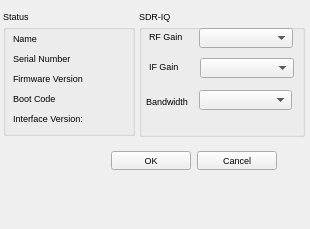
This is SDRIQOptions.ui in oldscienceguy/PebbleSDR as Qt 5 draws it before an edit. The edited form follows.
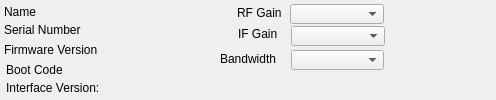
This is the edited form.

Commit message: Added SDR::connect that should be set by each device.  Used when options are being displayed and device is off.  Added UsesAudioInput() to SDR to let each device determine whether it needs the AudioInput box displayed in options.

```diff
--- a/SDRIQOptions.ui
+++ b/SDRIQOptions.ui
@@ -6,105 +6,18 @@
    <rect>
     <x>0</x>
     <y>0</y>
-    <width>310</width>
-    <height>229</height>
+    <width>496</width>
+    <height>100</height>
    </rect>
   </property>
   <property name="windowTitle">
    <string>Dialog</string>
   </property>
-  <widget class="QWidget" name="layoutWidget">
-   <property name="geometry">
-    <rect>
-     <x>22</x>
-     <y>147</y>
-     <width>255</width>
-     <height>27</height>
-    </rect>
-   </property>
-   <layout class="QHBoxLayout">
-    <property name="spacing">
-     <number>6</number>
-    </property>
-    <property name="margin">
-     <number>0</number>
-    </property>
-    <item>
-     <spacer>
-      <property name="orientation">
-       <enum>Qt::Horizontal</enum>
-      </property>
-      <property name="sizeHint" stdset="0">
-       <size>
-        <width>131</width>
-        <height>31</height>
-       </size>
-      </property>
-     </spacer>
-    </item>
-    <item>
-     <widget class="QPushButton" name="okButton">
-      <property name="font">
-       <font>
-        <pointsize>7</pointsize>
-       </font>
-      </property>
-      <property name="text">
-       <string>OK</string>
-      </property>
-     </widget>
-    </item>
-    <item>
-     <widget class="QPushButton" name="cancelButton">
-      <property name="font">
-       <font>
-        <pointsize>7</pointsize>
-       </font>
-      </property>
-      <property name="text">
-       <string>Cancel</string>
-      </property>
-     </widget>
-    </item>
-   </layout>
-  </widget>
-  <widget class="QGroupBox" name="groupBox">
-   <property name="geometry">
-    <rect>
-     <x>139</x>
-     <y>10</y>
-     <width>166</width>
-     <height>127</height>
-    </rect>
-   </property>
-   <property name="font">
-    <font>
-     <pointsize>7</pointsize>
-    </font>
-   </property>
-   <property name="title">
-    <string>SDR-IQ</string>
-   </property>
-   <widget class="QComboBox" name="rfGainBox">
-    <property name="geometry">
-     <rect>
-      <x>60</x>
-      <y>18</y>
-      <width>94</width>
-      <height>20</height>
-     </rect>
-    </property>
-    <property name="font">
-     <font>
-      <pointsize>7</pointsize>
-     </font>
-    </property>
-   </widget>
    <widget class="QLabel" name="label">
     <property name="geometry">
      <rect>
-      <x>10</x>
-      <y>20</y>
+     <x>237</x>
+     <y>6</y>
       <width>46</width>
       <height>13</height>
      </rect>
@@ -113,11 +26,26 @@
      <string>RF Gain</string>
     </property>
    </widget>
+  <widget class="QComboBox" name="rfGainBox">
+   <property name="geometry">
+    <rect>
+     <x>290</x>
+     <y>4</y>
+     <width>94</width>
+     <height>20</height>
+    </rect>
+   </property>
+   <property name="font">
+    <font>
+     <pointsize>7</pointsize>
+    </font>
+   </property>
+  </widget>
    <widget class="QLabel" name="label_2">
     <property name="geometry">
      <rect>
-      <x>10</x>
-      <y>50</y>
+     <x>238</x>
+     <y>27</y>
       <width>46</width>
       <height>13</height>
      </rect>
@@ -126,39 +54,39 @@
      <string>IF Gain</string>
     </property>
    </widget>
+  <widget class="QComboBox" name="ifGainBox">
+   <property name="geometry">
+    <rect>
+     <x>291</x>
+     <y>26</y>
+     <width>94</width>
+     <height>20</height>
+    </rect>
+   </property>
+   <property name="font">
+    <font>
+     <pointsize>7</pointsize>
+    </font>
+   </property>
+  </widget>
    <widget class="QLabel" name="label_3">
     <property name="geometry">
      <rect>
-      <x>7</x>
-      <y>85</y>
-      <width>46</width>
-      <height>13</height>
+     <x>220</x>
+     <y>51</y>
+     <width>71</width>
+     <height>16</height>
      </rect>
     </property>
     <property name="text">
      <string>Bandwidth</string>
     </property>
    </widget>
-   <widget class="QComboBox" name="ifGainBox">
-    <property name="geometry">
-     <rect>
-      <x>61</x>
-      <y>48</y>
-      <width>94</width>
-      <height>20</height>
-     </rect>
-    </property>
-    <property name="font">
-     <font>
-      <pointsize>7</pointsize>
-     </font>
-    </property>
-   </widget>
    <widget class="QComboBox" name="bandwidthBox">
     <property name="geometry">
      <rect>
-      <x>60</x>
-      <y>80</y>
+     <x>291</x>
+     <y>50</y>
       <width>93</width>
       <height>20</height>
      </rect>
@@ -169,30 +97,12 @@
      </font>
     </property>
    </widget>
-  </widget>
-  <widget class="QGroupBox" name="groupBox_2">
-   <property name="geometry">
-    <rect>
-     <x>3</x>
-     <y>10</y>
-     <width>132</width>
-     <height>126</height>
-    </rect>
-   </property>
-   <property name="font">
-    <font>
-     <pointsize>7</pointsize>
-    </font>
-   </property>
-   <property name="title">
-    <string>Status</string>
-   </property>
    <widget class="QLabel" name="nameLabel">
     <property name="geometry">
      <rect>
-      <x>10</x>
-      <y>20</y>
-      <width>114</width>
+     <x>4</x>
+     <y>4</y>
+     <width>169</width>
       <height>16</height>
      </rect>
     </property>
@@ -203,9 +113,9 @@
    <widget class="QLabel" name="serialNumberLabel">
     <property name="geometry">
      <rect>
-      <x>10</x>
-      <y>40</y>
-      <width>115</width>
+     <x>4</x>
+     <y>22</y>
+     <width>172</width>
       <height>16</height>
      </rect>
     </property>
@@ -216,9 +126,9 @@
    <widget class="QLabel" name="firmwareLabel">
     <property name="geometry">
      <rect>
-      <x>10</x>
-      <y>60</y>
-      <width>118</width>
+     <x>4</x>
+     <y>42</y>
+     <width>182</width>
       <height>16</height>
      </rect>
     </property>
@@ -229,9 +139,9 @@
    <widget class="QLabel" name="bootLabel">
     <property name="geometry">
      <rect>
-      <x>10</x>
-      <y>80</y>
-      <width>114</width>
+     <x>6</x>
+     <y>62</y>
+     <width>164</width>
       <height>16</height>
      </rect>
     </property>
@@ -242,9 +152,9 @@
    <widget class="QLabel" name="interfaceVersionLabel">
     <property name="geometry">
      <rect>
-      <x>10</x>
-      <y>100</y>
-      <width>113</width>
+     <x>6</x>
+     <y>80</y>
+     <width>169</width>
       <height>16</height>
      </rect>
     </property>
@@ -253,7 +163,6 @@
     </property>
    </widget>
   </widget>
- </widget>
  <resources/>
  <connections>
   <connection>
```
Left out of the diff: 35 changed lines with no effect on the pictures. Lines whose indentation alone changed are shown as unchanged. The commit also changes 17 other files.
